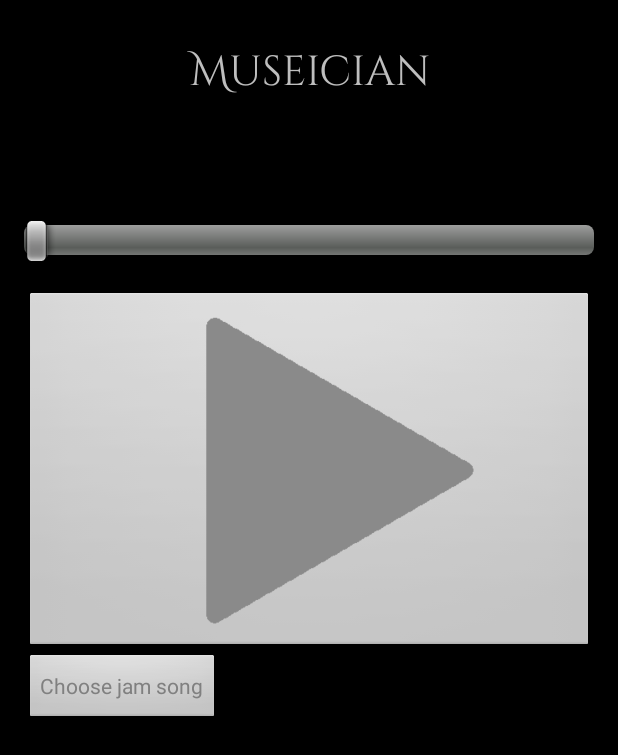
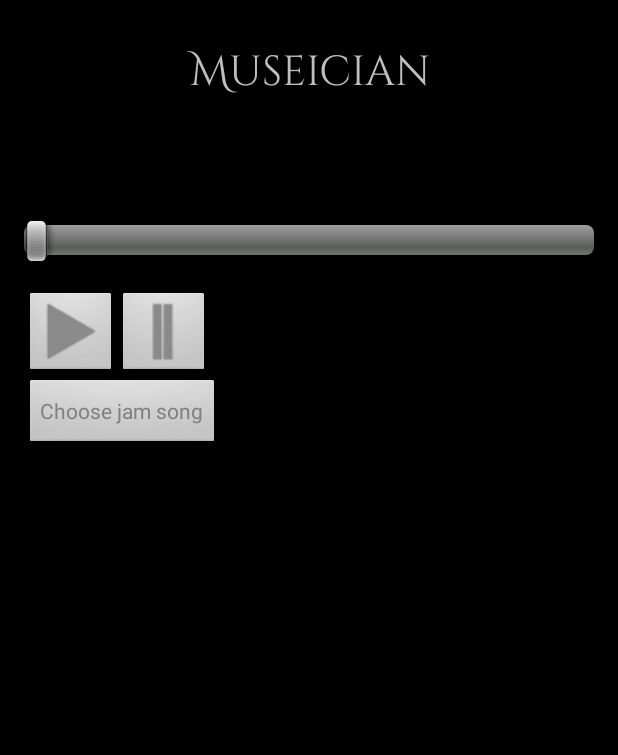
Before and after one commit to skytreader/museician, an Android app: the layout activity_countdown_play.xml on its own in the app's theme, with its tools: preview values and no code run, on a phone screen of 412 x 824 dp. Shown: the top 755 px of the screen. Run offline under Robolectric (Android 15) with nearby library versions, the phone set to English and light mode, and no system bars.

Commit message:
Better button positioning.

```diff
--- a/app/src/main/res/layout/activity_countdown_play.xml
+++ b/app/src/main/res/layout/activity_countdown_play.xml
@@ -44,6 +44,7 @@
         android:layout_height="wrap_content"
         android:layout_toRightOf="@+id/playBtn"
         android:layout_toEndOf="@+id/playBtn"
+        android:layout_below="@+id/nowPlaying"
         android:scaleType="fitCenter"
         android:adjustViewBounds="true"
         android:src="@drawable/pause"/>
```
Also changed, not shown: app/src/main/res/drawable/pause.png, app/src/main/res/drawable/play.png, 2 other files.
